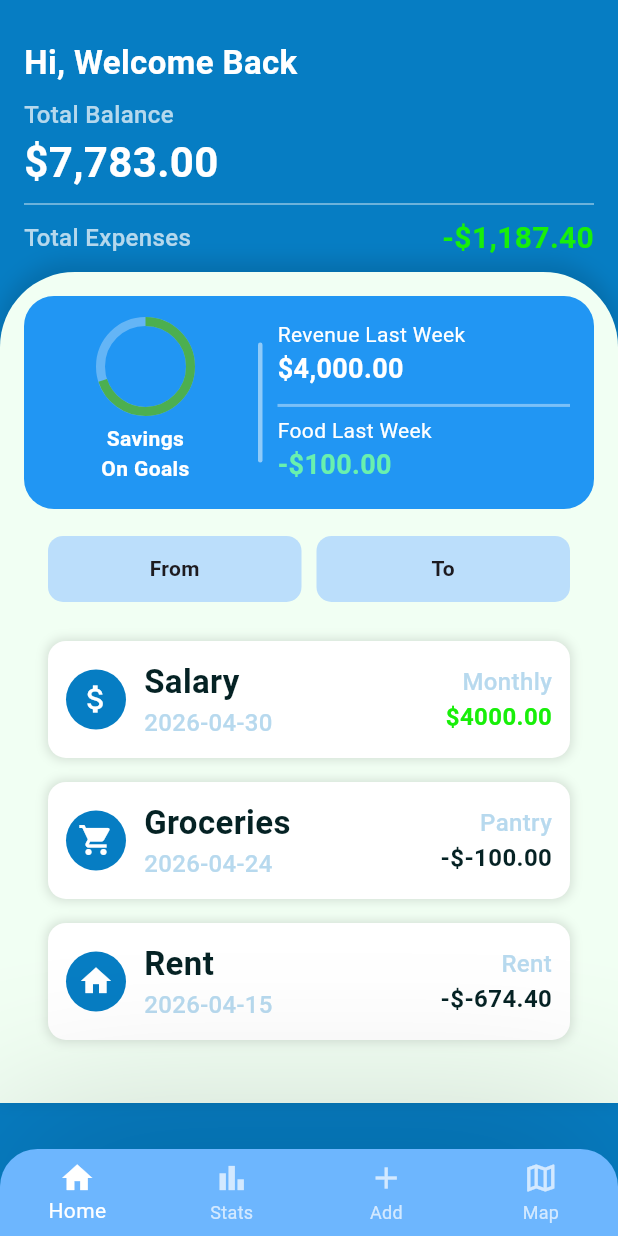
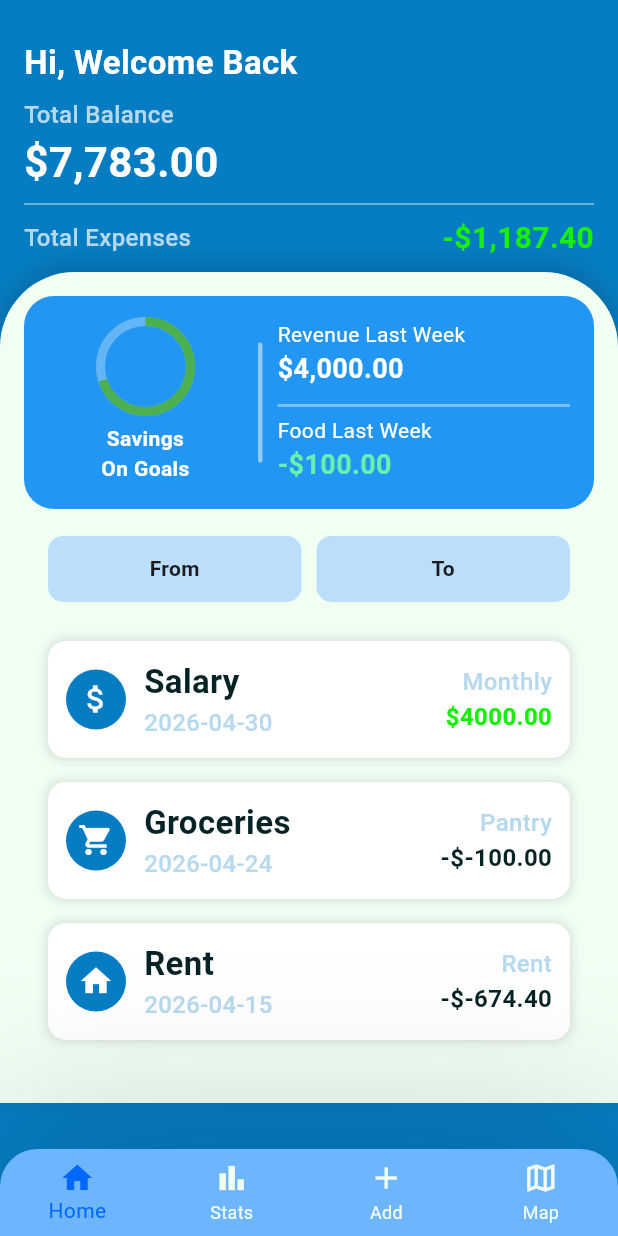
Before and after one commit to Moviles-G45/FlutterApp, a Flutter app: the HomeScreen screen opened by its route, on a phone screen of 412 x 824 dp. Run offline on Flutter 3.47's test engine with Material 3 defaults, Android fonts, the phone set to English and light mode, and no system bars; our stand-ins replace firebase_auth, firebase_core, geolocator, google_maps_flutter, shared_preferences; accounts and stored records are empty; network calls fail; statements that could not run were skipped.

```diff
--- a/flutter/lib/presentation/widgets/bottom_nav_bar.dart
+++ b/flutter/lib/presentation/widgets/bottom_nav_bar.dart
@@ -7,6 +7,17 @@ class BottomNavBar extends StatelessWidget {
   Widget build(BuildContext context) {
     String? currentRoute = ModalRoute.of(context)?.settings.name;
 
+    Map<int, String> routes = {
+              0:'/home',
+              1:'/stats',
+              2:'/tracking',
+              3:'/map'
+    };
+
+    int currentIndex = routes.entries.firstWhere(
+      (entry) => entry.value == currentRoute,
+      orElse: () => MapEntry(0, '/home'), // Si no coincide, se usa 'Home'
+    ).key;
 
     return Container(
       decoration: BoxDecoration(
@@ -31,20 +42,15 @@ class BottomNavBar extends StatelessWidget {
         child: BottomNavigationBar(
           type: BottomNavigationBarType.fixed,
           backgroundColor: Colors.transparent, // Se hace transparente para que el `Container` controle el fondo
-          selectedItemColor: Colors.white,
-          unselectedItemColor: Colors.white70,
+          selectedItemColor: AppColors.darkBlue,
+          unselectedItemColor: AppColors.cardBackground,
           elevation: 0,
+          currentIndex: currentIndex,
           onTap: (index) {
-            Map<int, String> routes = {
-              0:'/home',
-              1:'/stats',
-              2:'/tracking',
-              3:'/map'
-            };
             String? selectedRoute = routes[index];
 
             if (selectedRoute != null && selectedRoute != currentRoute) {
-              Navigator.pushNamed(context, selectedRoute);
+              Navigator.pushReplacementNamed(context, selectedRoute);
             }
 
           },
```
Also changed, not shown: flutter/lib/presentation/screens/track_expense_screen.dart (+21 -10 lines), flutter/lib/presentation/widgets/expense_widgets.dart (+39 -17 lines).
